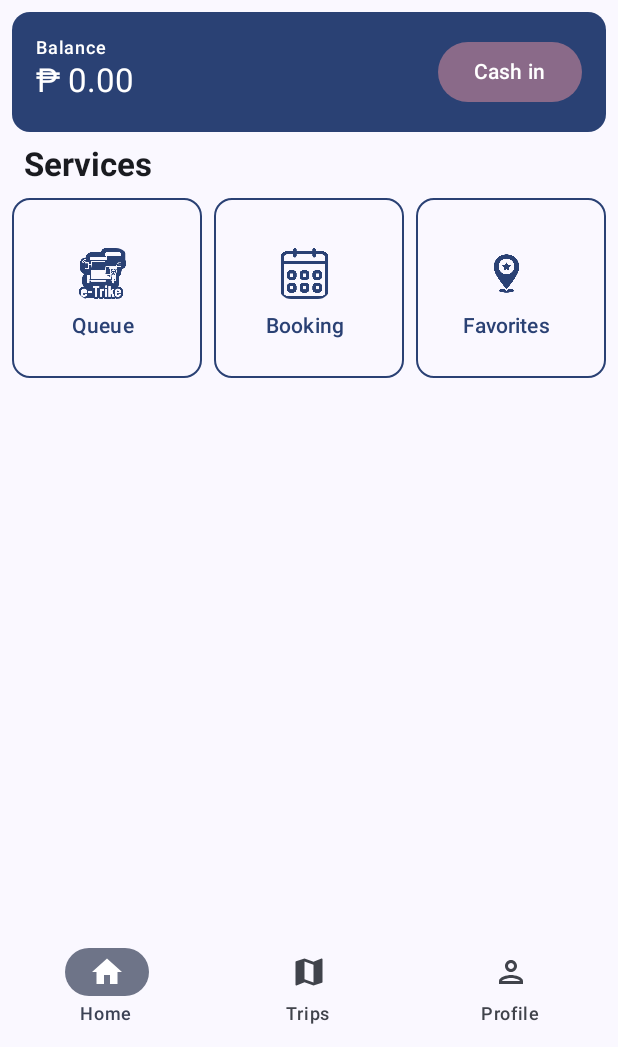
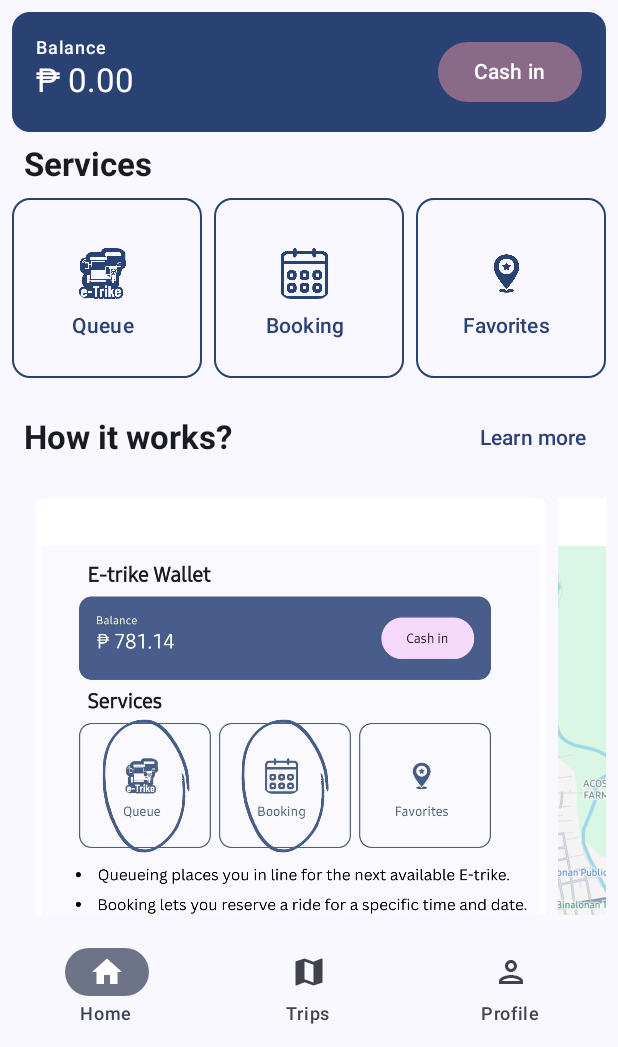
Before and after one commit to flysolo17/EtrikePassenger, an Android app built with Jetpack Compose: the MainScreen screen opened through its navigation route, on a phone screen of 412 x 824 dp, the part 189-1236 px from its top. Run offline under Robolectric (Android 15) with nearby library versions, the phone set to English and light mode, and no system bars; our stand-ins replace Dagger/Hilt's generated code, Firebase (no records; nobody signed in at launch, a user with empty details on screens opened directly), window size class.

Commit message:
new screen faqs

```diff
--- a/app/src/main/java/com/flysolo/etrike/config/AppRouter.kt
+++ b/app/src/main/java/com/flysolo/etrike/config/AppRouter.kt
@@ -95,4 +95,11 @@ sealed class AppRouter(
         }
     }
 
+
+    data object FAQS : AppRouter(route = "faqs") {
+
+    }
+
+
+
 }
--- a/app/src/main/java/com/flysolo/etrike/screens/booking/components/EtrikeDateTimePickerDialog.kt
+++ b/app/src/main/java/com/flysolo/etrike/screens/booking/components/EtrikeDateTimePickerDialog.kt
@@ -52,7 +52,7 @@ fun EtrikeDateTimePickerDialog(
     ) {
         val date = selectedDateTime.displayDate()
         val time = selectedDateTime.displayTime()
-        Text("When", style = MaterialTheme.typography.labelSmall.copy(
+        Text("Select Date", style = MaterialTheme.typography.labelSmall.copy(
             color = Color.Gray
         ))
         Text(text = date, style = MaterialTheme.typography.titleMedium.copy(
--- a/app/src/main/java/com/flysolo/etrike/screens/main/bottom_nav/home/HomeScreen.kt
+++ b/app/src/main/java/com/flysolo/etrike/screens/main/bottom_nav/home/HomeScreen.kt
@@ -42,6 +42,7 @@ import androidx.navigation.NavHostController
 import com.flysolo.etrike.R
 import com.flysolo.etrike.config.AppRouter
 import com.flysolo.etrike.screens.booking.BookingType
+import com.flysolo.etrike.screens.main.bottom_nav.home.components.Carousel
 import com.flysolo.etrike.screens.main.bottom_nav.home.components.RecentTripCard
 import com.flysolo.etrike.screens.main.bottom_nav.home.components.RecentTripsLayout
 import com.flysolo.etrike.utils.shortToast
@@ -75,7 +76,6 @@ fun HomeScreen(
                 )
             )
         }
-
         item {
             Card(
                 modifier = modifier.fillMaxWidth().clickable {
@@ -190,6 +190,34 @@ fun HomeScreen(
             }
         }
 
+        item { Spacer(
+            modifier = modifier.height(16.dp)
+        ) }
+        item {
+            Row(
+                modifier = modifier.fillMaxWidth(),
+                verticalAlignment = Alignment.CenterVertically,
+                horizontalArrangement = Arrangement.SpaceBetween
+            ) {
+                Text("How it works?",
+                    modifier = modifier.padding(8.dp),
+                    style = MaterialTheme.typography.titleLarge.copy(
+                        fontWeight = FontWeight.Bold
+                    ))
+                TextButton(
+                    onClick = {navHostController.navigate(AppRouter.FAQS.route)}
+                ) {
+                    Text("Learn more", style = MaterialTheme.typography.titleSmall)
+                }
+            }
+
+        }
+        item { Spacer(modifier = modifier.height(16.dp))
+        }
+        item {
+            Carousel()
+        }
+
     }
 }
 
--- /dev/null
+++ b/app/src/main/java/com/flysolo/etrike/screens/main/bottom_nav/home/components/Carousel.kt
@@ -0,0 +1,91 @@
+package com.flysolo.etrike.screens.main.bottom_nav.home.components
+
+import androidx.annotation.DrawableRes
+import androidx.compose.foundation.Image
+import androidx.compose.foundation.background
+import androidx.compose.foundation.layout.BoxWithConstraints
+import androidx.compose.foundation.layout.Column
+import androidx.compose.foundation.layout.PaddingValues
+import androidx.compose.foundation.layout.aspectRatio
+import androidx.compose.foundation.layout.fillMaxHeight
+import androidx.compose.foundation.layout.fillMaxSize
+import androidx.compose.foundation.layout.fillMaxWidth
+import androidx.compose.foundation.layout.padding
+import androidx.compose.material3.Card
+import androidx.compose.material3.CardDefaults
+import androidx.compose.material3.ExperimentalMaterial3Api
+import androidx.compose.material3.MaterialTheme
+import androidx.compose.material3.carousel.HorizontalMultiBrowseCarousel
+import androidx.compose.material3.carousel.rememberCarouselState
+import androidx.compose.runtime.Composable
+import androidx.compose.ui.Modifier
+import androidx.compose.ui.graphics.Color
+import androidx.compose.ui.layout.ContentScale
+import androidx.compose.ui.res.painterResource
+import androidx.compose.ui.unit.dp
+import com.flysolo.etrike.R
+
+
+data class CarouselItem(
+    val id: Int,
+    @DrawableRes val imageResId: Int,
+    val contentDescriptionResId: String
+) {
+    companion object {
+        val items =
+            listOf(
+                CarouselItem(0, R.drawable.first, "Choose service type"),
+                CarouselItem(1, R.drawable.second, "Choose Location"),
+                CarouselItem(2, R.drawable.third, "Select Date"),
+                CarouselItem(3, R.drawable.fourth,"Select Places"),
+                CarouselItem(4, R.drawable.fifth,"Select Payment Method"),
+            )
+    }
+}
+
+@OptIn(ExperimentalMaterial3Api::class)
+@Composable
+fun Carousel(
+    modifier: Modifier = Modifier
+) {
+    BoxWithConstraints {
+        val fullWidth = maxWidth // This is the available width in Dp
+
+        Column(
+            modifier = Modifier
+                .fillMaxWidth()
+        ) {
+            val items = CarouselItem.items
+
+            HorizontalMultiBrowseCarousel(
+                state = rememberCarouselState { items.count() },
+                modifier = Modifier
+                    .fillMaxWidth()
+                    .aspectRatio(1f/1f),
+
+                preferredItemWidth = fullWidth,
+                itemSpacing = 8.dp,
+                contentPadding = PaddingValues(horizontal = 16.dp)
+            ) { i ->
+                val item = items[i]
+                Card(
+                    modifier = modifier.fillMaxSize(),
+                    colors = CardDefaults.cardColors(
+                        containerColor = Color.White
+                    )
+                ) {
+                    Image(
+                        modifier = Modifier
+                            .fillMaxSize()
+                            .padding(8.dp),
+                        painter = painterResource(id = item.imageResId),
+                        contentDescription = item.contentDescriptionResId,
+                        contentScale = ContentScale.Inside
+                    )
+                }
+
+            }
+        }
+    }
+
+}
--- a/app/src/main/java/com/flysolo/etrike/screens/main/bottom_nav/profile/ProfileScreen.kt
+++ b/app/src/main/java/com/flysolo/etrike/screens/main/bottom_nav/profile/ProfileScreen.kt
@@ -25,6 +25,7 @@ import androidx.compose.material.icons.filled.History
 import androidx.compose.material.icons.filled.Logout
 import androidx.compose.material.icons.filled.Password
 import androidx.compose.material.icons.filled.QrCodeScanner
+import androidx.compose.material.icons.filled.QuestionAnswer
 import androidx.compose.material.icons.filled.Security
 import androidx.compose.material3.MaterialTheme
 import androidx.compose.material3.Text
@@ -173,6 +174,11 @@ fun ProfileScreen(
                         icon = Icons.Default.Security,
                         label = "Security Settings",
                     ) { navHostController.navigate(AppRouter.SECURITY_SETTINGS.route) }
+
+                    ActionButtons(
+                        icon = Icons.Default.QuestionAnswer,
+                        label = "Faqs",
+                    ) { navHostController.navigate(AppRouter.FAQS.route) }
                     ActionButtons(
                         icon = Icons.Default.Logout,
                         label = "Logout",
--- a/app/src/main/java/com/flysolo/etrike/screens/nav/MainNavGraph.kt
+++ b/app/src/main/java/com/flysolo/etrike/screens/nav/MainNavGraph.kt
@@ -30,6 +30,7 @@ import com.flysolo.etrike.screens.favorites.FavoriteViewModel
 import com.flysolo.etrike.screens.main.bottom_nav.home.HomeEvents
 import com.flysolo.etrike.screens.main.bottom_nav.home.HomeScreen
 import com.flysolo.etrike.screens.main.bottom_nav.home.HomeViewModel
+import com.flysolo.etrike.screens.main.bottom_nav.profile.FaqScreen
 import com.flysolo.etrike.screens.main.bottom_nav.profile.ProfileEvents
 import com.flysolo.etrike.screens.main.bottom_nav.profile.ProfileScreen
 import com.flysolo.etrike.screens.main.bottom_nav.profile.ProfileViewModel
@@ -336,5 +337,12 @@ fun MainNavGraph(
                 navHostController = navHostController
             )
         }
+        composable(
+            route = AppRouter.FAQS.route
+        ) {
+            FaqScreen(
+                navHostController = navHostController
+            )
+        }
     }
 }
--- /dev/null
+++ b/app/src/main/res/drawable/baseline_location_on_24.xml
@@ -0,0 +1,5 @@
+<vector xmlns:android="http://schemas.android.com/apk/res/android" android:height="24dp" android:tint="#CE0D0D" android:viewportHeight="24" android:viewportWidth="24" android:width="24dp">
+
+    <path android:fillColor="@android:color/white" android:pathData="M12,2C8.13,2 5,5.13 5,9c0,5.25 7,13 7,13s7,-7.75 7,-13c0,-3.87 -3.13,-7 -7,-7zM12,11.5c-1.38,0 -2.5,-1.12 -2.5,-2.5s1.12,-2.5 2.5,-2.5 2.5,1.12 2.5,2.5 -1.12,2.5 -2.5,2.5z"/>
+
+</vector>
--- a/gradle.properties
+++ b/gradle.properties
@@ -6,7 +6,10 @@
 # http://www.gradle.org/docs/current/userguide/build_environment.html
 # Specifies the JVM arguments used for the daemon process.
 # The setting is particularly useful for tweaking memory settings.
-org.gradle.jvmargs=-Xmx2048m -Dfile.encoding=UTF-8
+#org.gradle.jvmargs=-Xmx2048m -Dfile.encoding=UTF-8
+
+org.gradle.jvmargs=--add-opens=jdk.compiler/com.sun.tools.javac.main=ALL-UNNAMED
+
 # When configured, Gradle will run in incubating parallel mode.
 # This option should only be used with decoupled projects. For more details, visit
 # https://developer.android.com/r/tools/gradle-multi-project-decoupled-projects
```
Also changed, not shown: app/src/main/java/com/flysolo/etrike/screens/booking/BookingScreen.kt (+60 -12 lines), app/src/main/java/com/flysolo/etrike/screens/booking/EtrikeMarker.kt (added, +174 -0 lines), app/src/main/java/com/flysolo/etrike/screens/booking/components/PaymentDialog.kt (+7 -0 lines), app/src/main/java/com/flysolo/etrike/screens/main/bottom_nav/profile/FaqScreen.kt (added, +277 -0 lines), app/src/main/res/drawable/location.xml (added, +15 -0 lines), app/src/main/res/drawable/fifth.jpg (added), app/src/main/res/drawable/first.jpg (added), app/src/main/res/drawable/fourth.jpg (added), app/src/main/res/drawable/second.jpg (added), app/src/main/res/drawable/third.jpg (added).
